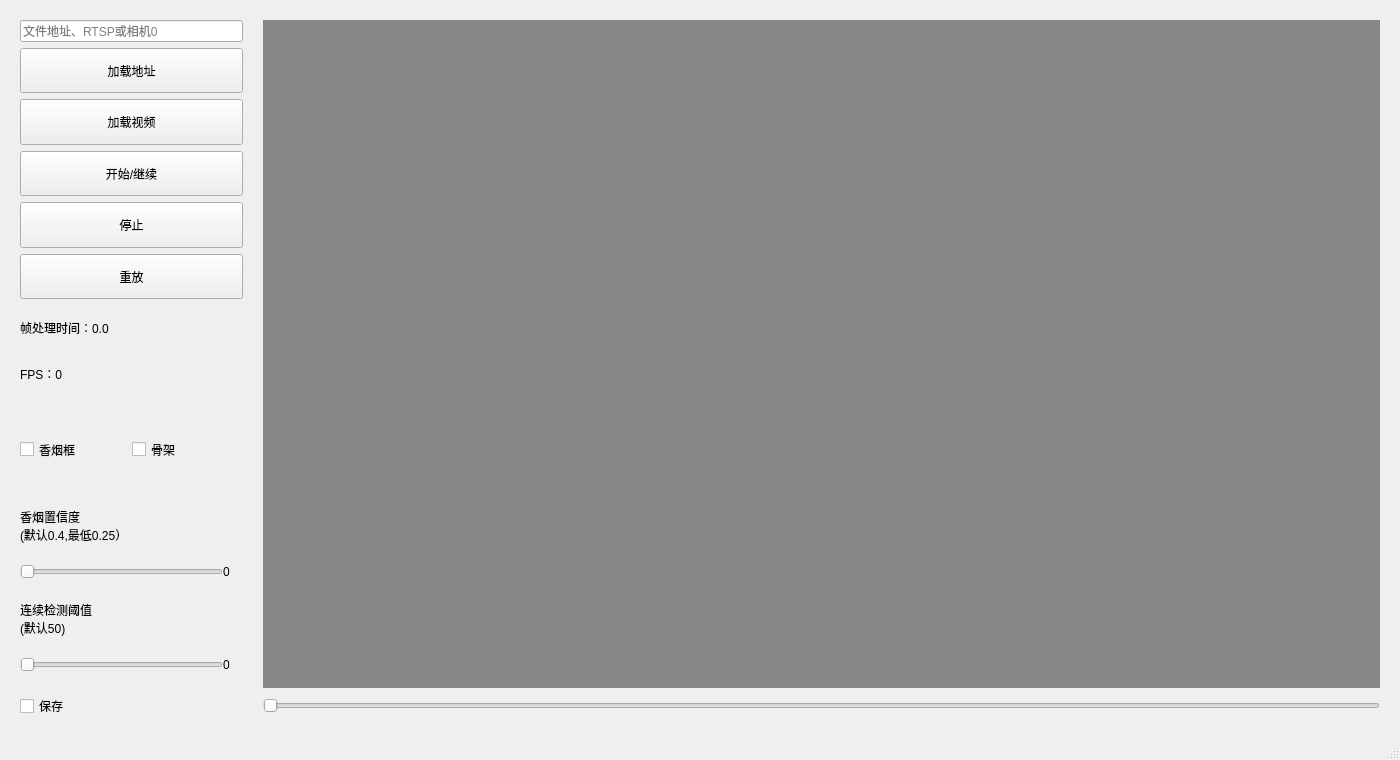
The window that un.ui (Leviathanlzx/cgr_detection) describes before a commit, drawn with Qt 5.
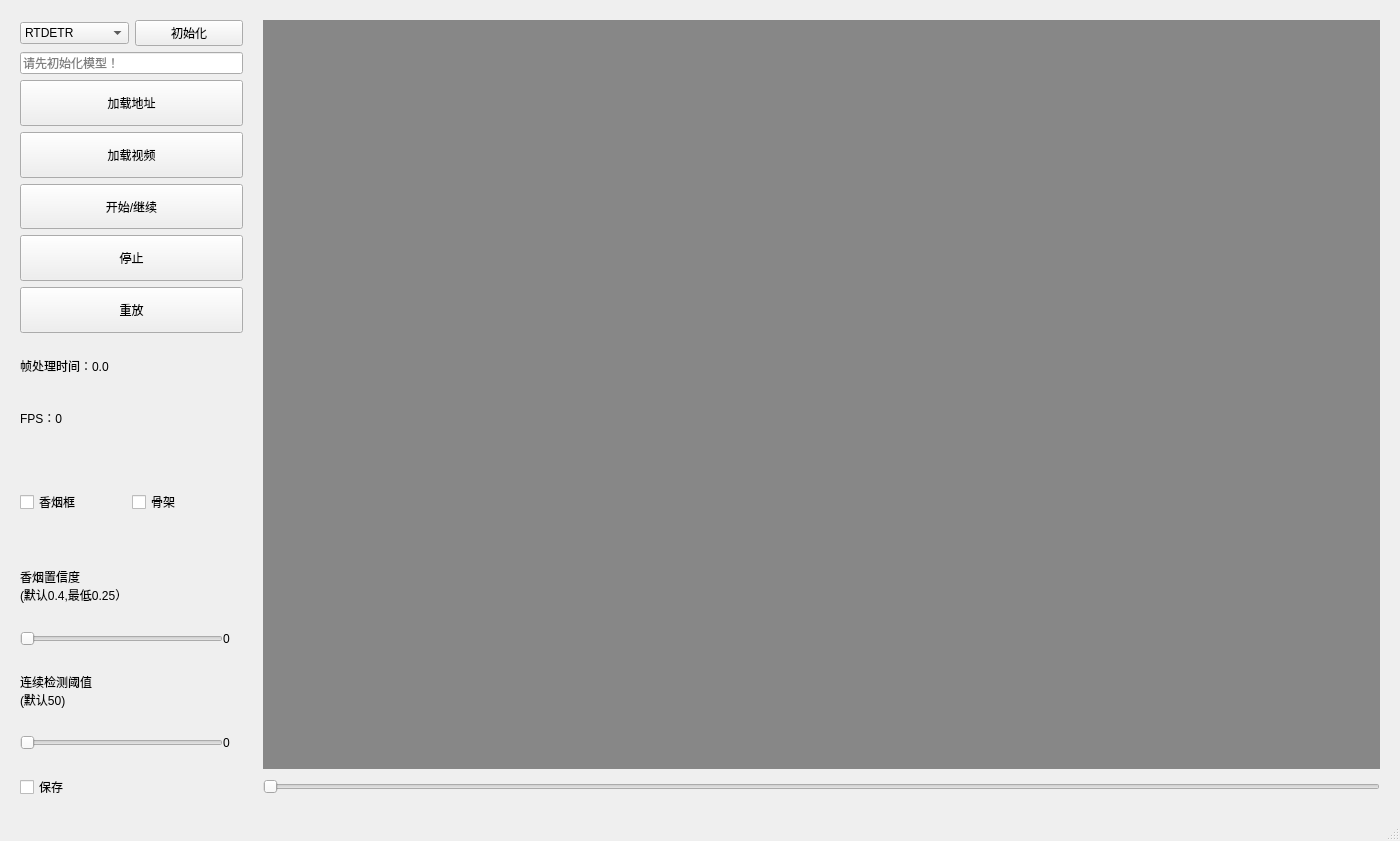
The same window after the commit.

```diff
--- a/un.ui
+++ b/un.ui
@@ -7,7 +7,7 @@
     <x>0</x>
     <y>0</y>
     <width>1400</width>
-    <height>760</height>
+    <height>841</height>
    </rect>
   </property>
   <property name="windowTitle">
@@ -154,6 +154,36 @@
       <property name="sizeConstraint">
        <enum>QLayout::SetDefaultConstraint</enum>
       </property>
+      <item>
+       <layout class="QHBoxLayout" name="horizontalLayout_5">
+        <item>
+         <widget class="QComboBox" name="comboBox">
+          <item>
+           <property name="text">
+            <string>RTDETR</string>
+           </property>
+          </item>
+          <item>
+           <property name="text">
+            <string>YOLOv8</string>
+           </property>
+          </item>
+          <item>
+           <property name="text">
+            <string>CPU</string>
+           </property>
+          </item>
+         </widget>
+        </item>
+        <item>
+         <widget class="QPushButton" name="initial">
+          <property name="text">
+           <string>初始化</string>
+          </property>
+         </widget>
+        </item>
+       </layout>
+      </item>
       <item>
        <widget class="QLineEdit" name="caminput">
         <property name="inputMask">
@@ -163,7 +193,7 @@
          <string/>
         </property>
         <property name="placeholderText">
-         <string>文件地址、RTSP或相机0</string>
+         <string>请先初始化模型！</string>
         </property>
        </widget>
       </item>
```
